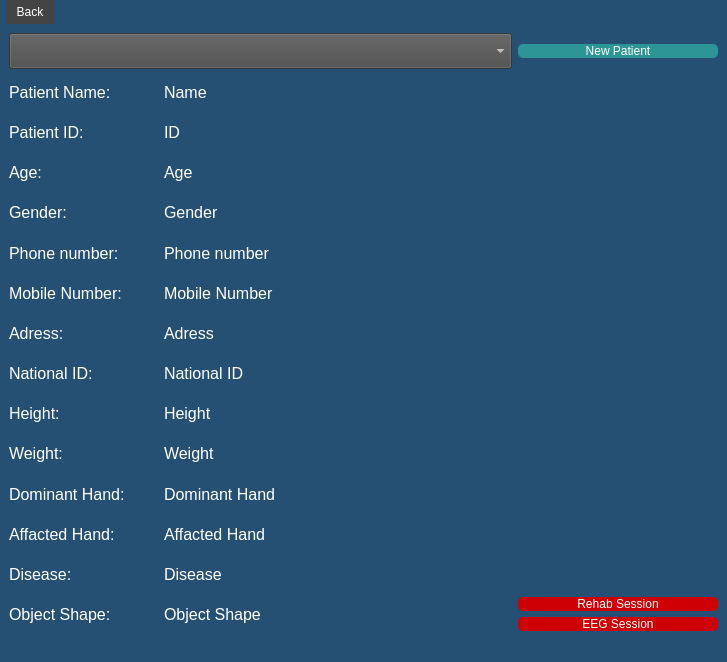
The window that UI/patients.ui (Sherif-2001/BCI-Graduation-Project) describes before a commit, drawn with Qt 5.
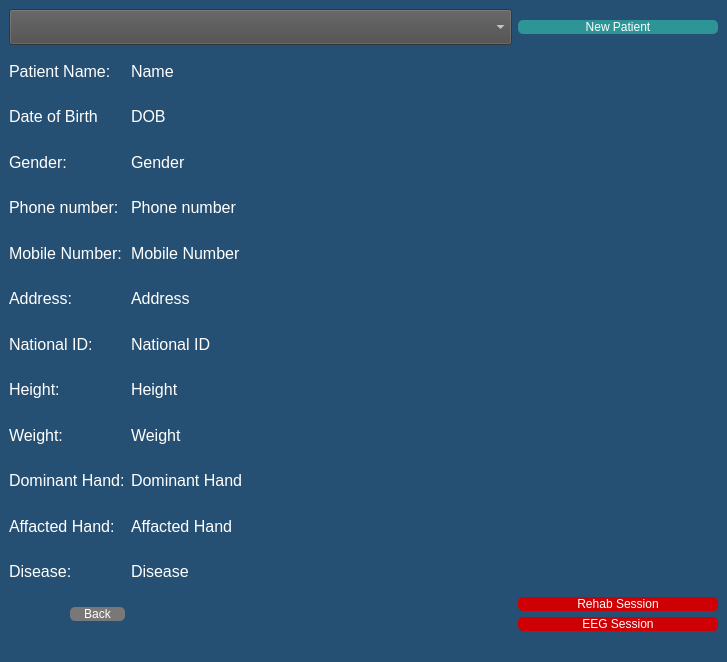
The same window after the commit.

Commit message: Add patients screen logic

```diff
--- a/UI/patients.ui
+++ b/UI/patients.ui
@@ -19,124 +19,177 @@
   </property>
   <widget class="QWidget" name="centralwidget">
    <layout class="QGridLayout" name="gridLayout">
+    <item row="10" column="2">
+     <widget class="QLabel" name="label_20">
+      <property name="styleSheet">
+       <string notr="true">color:rgb(255, 255, 255);
+font: 12pt ;</string>
+      </property>
+      <property name="text">
+       <string>Dominant Hand</string>
+      </property>
+     </widget>
+    </item>
+    <item row="6" column="2">
+     <widget class="QLabel" name="label_14">
+      <property name="styleSheet">
+       <string notr="true">color:rgb(255, 255, 255);
+font: 12pt ;</string>
+      </property>
+      <property name="text">
+       <string>Address</string>
+      </property>
+     </widget>
+    </item>
+    <item row="13" column="8">
+     <layout class="QVBoxLayout" name="verticalLayout">
+      <item>
+       <widget class="QPushButton" name="pushButton_3">
+        <property name="styleSheet">
+         <string notr="true">QPushButton{
+background-color:rgb(207, 0, 3);
+border-radius:5%;
+color:rgb(255, 255, 255);
+font: 25pt &quot;Forte&quot;;
+}
+QPushButton:hover{
+background-color:rgb(239, 0, 0);
+}
+</string>
+        </property>
+        <property name="text">
+         <string>Rehab Session</string>
+        </property>
+       </widget>
+      </item>
+      <item>
+       <widget class="QPushButton" name="pushButton_2">
+        <property name="styleSheet">
+         <string notr="true">QPushButton{
+background-color:rgb(207, 0, 3);
+border-radius:5%;
+color:rgb(255, 255, 255);
+font: 25pt &quot;Forte&quot;;
+}
+QPushButton:hover{
+background-color:rgb(239, 0, 0);
+}
+</string>
+        </property>
+        <property name="text">
+         <string>EEG Session</string>
+        </property>
+       </widget>
+      </item>
+     </layout>
+    </item>
+    <item row="1" column="2">
+     <widget class="QLabel" name="label_3">
+      <property name="styleSheet">
+       <string notr="true">color:rgb(255, 255, 255);
+font: 12pt ;</string>
+      </property>
+      <property name="text">
+       <string>Name</string>
+      </property>
+     </widget>
+    </item>
+    <item row="3" column="0" colspan="2">
+     <widget class="QLabel" name="label_7">
+      <property name="styleSheet">
+       <string notr="true">color:rgb(255, 255, 255);
+font: 12pt ;</string>
+      </property>
+      <property name="text">
+       <string>Gender:</string>
+      </property>
+     </widget>
+    </item>
+    <item row="11" column="2">
+     <widget class="QLabel" name="label_26">
+      <property name="styleSheet">
+       <string notr="true">color:rgb(255, 255, 255);
+font: 12pt ;</string>
+      </property>
+      <property name="text">
+       <string>Affacted Hand</string>
+      </property>
+     </widget>
+    </item>
+    <item row="9" column="0" colspan="2">
+     <widget class="QLabel" name="label_17">
+      <property name="styleSheet">
+       <string notr="true">color:rgb(255, 255, 255);
+font: 12pt ;</string>
+      </property>
+      <property name="text">
+       <string>Weight:</string>
+      </property>
+     </widget>
+    </item>
+    <item row="8" column="0" colspan="2">
+     <widget class="QLabel" name="label_19">
+      <property name="styleSheet">
+       <string notr="true">color:rgb(255, 255, 255);
+font: 12pt ;</string>
+      </property>
+      <property name="text">
+       <string>Height:</string>
+      </property>
+     </widget>
+    </item>
     <item row="6" column="0" colspan="2">
-     <widget class="QLabel" name="label_11">
+     <widget class="QLabel" name="label_13">
       <property name="styleSheet">
        <string notr="true">color:rgb(255, 255, 255);
 font: 12pt ;</string>
       </property>
       <property name="text">
-       <string>Mobile Number:</string>
-      </property>
-     </widget>
-    </item>
-    <item row="14" column="0">
-     <widget class="QLabel" name="label_28">
-      <property name="styleSheet">
-       <string notr="true">color:rgb(255, 255, 255);
-font: 12pt ;</string>
-      </property>
-      <property name="text">
-       <string>Object Shape:</string>
-      </property>
-     </widget>
-    </item>
-    <item row="5" column="2">
-     <widget class="QLabel" name="label_10">
-      <property name="styleSheet">
-       <string notr="true">color:rgb(255, 255, 255);
-font: 12pt ;</string>
-      </property>
-      <property name="text">
-       <string>Phone number</string>
-      </property>
-     </widget>
-    </item>
-    <item row="13" column="0" colspan="2">
-     <widget class="QLabel" name="label_22">
-      <property name="styleSheet">
-       <string notr="true">color:rgb(255, 255, 255);
-font: 12pt ;</string>
-      </property>
-      <property name="text">
-       <string>Disease:</string>
-      </property>
-     </widget>
-    </item>
-    <item row="14" column="2">
-     <widget class="QLabel" name="label_27">
-      <property name="styleSheet">
-       <string notr="true">color:rgb(255, 255, 255);
-font: 12pt ;</string>
-      </property>
-      <property name="text">
-       <string>Object Shape</string>
-      </property>
-     </widget>
-    </item>
-    <item row="5" column="0" colspan="2">
-     <widget class="QLabel" name="label_9">
-      <property name="styleSheet">
-       <string notr="true">color:rgb(255, 255, 255);
-font: 12pt ;</string>
-      </property>
-      <property name="text">
-       <string>Phone number:</string>
+       <string>Address:</string>
       </property>
      </widget>
     </item>
     <item row="8" column="2">
-     <widget class="QLabel" name="label_16">
+     <widget class="QLabel" name="label_25">
       <property name="styleSheet">
        <string notr="true">color:rgb(255, 255, 255);
 font: 12pt ;</string>
       </property>
       <property name="text">
-       <string>National ID</string>
+       <string>Height</string>
+      </property>
+     </widget>
+    </item>
+    <item row="3" column="2">
+     <widget class="QLabel" name="label_8">
+      <property name="styleSheet">
+       <string notr="true">color:rgb(255, 255, 255);
+font: 12pt ;</string>
+      </property>
+      <property name="text">
+       <string>Gender</string>
       </property>
      </widget>
     </item>
     <item row="2" column="2">
-     <widget class="QLabel" name="label_4">
+     <widget class="QLabel" name="label_6">
       <property name="styleSheet">
        <string notr="true">color:rgb(255, 255, 255);
 font: 12pt ;</string>
       </property>
       <property name="text">
-       <string>ID</string>
+       <string>DOB</string>
       </property>
      </widget>
     </item>
-    <item row="12" column="0" colspan="2">
-     <widget class="QLabel" name="label_24">
+    <item row="7" column="0" colspan="2">
+     <widget class="QLabel" name="label_15">
       <property name="styleSheet">
        <string notr="true">color:rgb(255, 255, 255);
 font: 12pt ;</string>
       </property>
       <property name="text">
-       <string>Affacted Hand:</string>
-      </property>
-     </widget>
-    </item>
-    <item row="2" column="0" colspan="2">
-     <widget class="QLabel" name="label_2">
-      <property name="styleSheet">
-       <string notr="true">color:rgb(255, 255, 255);
-font: 12pt ;</string>
-      </property>
-      <property name="text">
-       <string>Patient ID:</string>
-      </property>
-     </widget>
-    </item>
-    <item row="13" column="2">
-     <widget class="QLabel" name="label_18">
-      <property name="styleSheet">
-       <string notr="true">color:rgb(255, 255, 255);
-font: 12pt ;</string>
-      </property>
-      <property name="text">
-       <string>Disease</string>
+       <string>National ID:</string>
       </property>
      </widget>
     </item>
@@ -171,14 +224,135 @@
       </property>
      </widget>
     </item>
+    <item row="9" column="2">
+     <widget class="QLabel" name="label_23">
+      <property name="styleSheet">
+       <string notr="true">color:rgb(255, 255, 255);
+font: 12pt ;</string>
+      </property>
+      <property name="text">
+       <string>Weight</string>
+      </property>
+     </widget>
+    </item>
     <item row="4" column="0" colspan="2">
-     <widget class="QLabel" name="label_7">
+     <widget class="QLabel" name="label_9">
       <property name="styleSheet">
        <string notr="true">color:rgb(255, 255, 255);
 font: 12pt ;</string>
       </property>
       <property name="text">
-       <string>Gender:</string>
+       <string>Phone number:</string>
+      </property>
+     </widget>
+    </item>
+    <item row="12" column="2">
+     <widget class="QLabel" name="label_18">
+      <property name="styleSheet">
+       <string notr="true">color:rgb(255, 255, 255);
+font: 12pt ;</string>
+      </property>
+      <property name="text">
+       <string>Disease</string>
+      </property>
+     </widget>
+    </item>
+    <item row="10" column="0" colspan="2">
+     <widget class="QLabel" name="label_21">
+      <property name="styleSheet">
+       <string notr="true">color:rgb(255, 255, 255);
+font: 12pt ;</string>
+      </property>
+      <property name="text">
+       <string>Dominant Hand:</string>
+      </property>
+     </widget>
+    </item>
+    <item row="7" column="2">
+     <widget class="QLabel" name="label_16">
+      <property name="styleSheet">
+       <string notr="true">color:rgb(255, 255, 255);
+font: 12pt ;</string>
+      </property>
+      <property name="text">
+       <string>National ID</string>
+      </property>
+     </widget>
+    </item>
+    <item row="4" column="2">
+     <widget class="QLabel" name="label_10">
+      <property name="styleSheet">
+       <string notr="true">color:rgb(255, 255, 255);
+font: 12pt ;</string>
+      </property>
+      <property name="text">
+       <string>Phone number</string>
+      </property>
+     </widget>
+    </item>
+    <item row="11" column="0" colspan="2">
+     <widget class="QLabel" name="label_24">
+      <property name="styleSheet">
+       <string notr="true">color:rgb(255, 255, 255);
+font: 12pt ;</string>
+      </property>
+      <property name="text">
+       <string>Affacted Hand:</string>
+      </property>
+     </widget>
+    </item>
+    <item row="5" column="0" colspan="2">
+     <widget class="QLabel" name="label_11">
+      <property name="styleSheet">
+       <string notr="true">color:rgb(255, 255, 255);
+font: 12pt ;</string>
+      </property>
+      <property name="text">
+       <string>Mobile Number:</string>
+      </property>
+     </widget>
+    </item>
+    <item row="12" column="0" colspan="2">
+     <widget class="QLabel" name="label_22">
+      <property name="styleSheet">
+       <string notr="true">color:rgb(255, 255, 255);
+font: 12pt ;</string>
+      </property>
+      <property name="text">
+       <string>Disease:</string>
+      </property>
+     </widget>
+    </item>
+    <item row="1" column="0" colspan="2">
+     <widget class="QLabel" name="label">
+      <property name="styleSheet">
+       <string notr="true">color:rgb(255, 255, 255);
+font: 12pt ;</string>
+      </property>
+      <property name="text">
+       <string>Patient Name:</string>
+      </property>
+     </widget>
+    </item>
+    <item row="2" column="0" colspan="2">
+     <widget class="QLabel" name="label_5">
+      <property name="styleSheet">
+       <string notr="true">color:rgb(255, 255, 255);
+font: 12pt ;</string>
+      </property>
+      <property name="text">
+       <string>Date of Birth</string>
+      </property>
+     </widget>
+    </item>
+    <item row="5" column="2">
+     <widget class="QLabel" name="label_12">
+      <property name="styleSheet">
+       <string notr="true">color:rgb(255, 255, 255);
+font: 12pt ;</string>
+      </property>
+      <property name="text">
+       <string>Mobile Number</string>
       </property>
      </widget>
     </item>
@@ -201,189 +375,11 @@
       </property>
      </widget>
     </item>
-    <item row="1" column="2">
-     <widget class="QLabel" name="label_3">
+    <item row="13" column="1">
+     <widget class="QPushButton" name="pushButton_4">
       <property name="styleSheet">
-       <string notr="true">color:rgb(255, 255, 255);
-font: 12pt ;</string>
-      </property>
-      <property name="text">
-       <string>Name</string>
-      </property>
-     </widget>
-    </item>
-    <item row="10" column="2">
-     <widget class="QLabel" name="label_23">
-      <property name="styleSheet">
-       <string notr="true">color:rgb(255, 255, 255);
-font: 12pt ;</string>
-      </property>
-      <property name="text">
-       <string>Weight</string>
-      </property>
-     </widget>
-    </item>
-    <item row="6" column="2">
-     <widget class="QLabel" name="label_12">
-      <property name="styleSheet">
-       <string notr="true">color:rgb(255, 255, 255);
-font: 12pt ;</string>
-      </property>
-      <property name="text">
-       <string>Mobile Number</string>
-      </property>
-     </widget>
-    </item>
-    <item row="9" column="2">
-     <widget class="QLabel" name="label_25">
-      <property name="styleSheet">
-       <string notr="true">color:rgb(255, 255, 255);
-font: 12pt ;</string>
-      </property>
-      <property name="text">
-       <string>Height</string>
-      </property>
-     </widget>
-    </item>
-    <item row="12" column="2">
-     <widget class="QLabel" name="label_26">
-      <property name="styleSheet">
-       <string notr="true">color:rgb(255, 255, 255);
-font: 12pt ;</string>
-      </property>
-      <property name="text">
-       <string>Affacted Hand</string>
-      </property>
-     </widget>
-    </item>
-    <item row="11" column="2">
-     <widget class="QLabel" name="label_20">
-      <property name="styleSheet">
-       <string notr="true">color:rgb(255, 255, 255);
-font: 12pt ;</string>
-      </property>
-      <property name="text">
-       <string>Dominant Hand</string>
-      </property>
-     </widget>
-    </item>
-    <item row="4" column="2">
-     <widget class="QLabel" name="label_8">
-      <property name="styleSheet">
-       <string notr="true">color:rgb(255, 255, 255);
-font: 12pt ;</string>
-      </property>
-      <property name="text">
-       <string>Gender</string>
-      </property>
-     </widget>
-    </item>
-    <item row="1" column="0" colspan="2">
-     <widget class="QLabel" name="label">
-      <property name="styleSheet">
-       <string notr="true">color:rgb(255, 255, 255);
-font: 12pt ;</string>
-      </property>
-      <property name="text">
-       <string>Patient Name:</string>
-      </property>
-     </widget>
-    </item>
-    <item row="11" column="0" colspan="2">
-     <widget class="QLabel" name="label_21">
-      <property name="styleSheet">
-       <string notr="true">color:rgb(255, 255, 255);
-font: 12pt ;</string>
-      </property>
-      <property name="text">
-       <string>Dominant Hand:</string>
-      </property>
-     </widget>
-    </item>
-    <item row="3" column="2">
-     <widget class="QLabel" name="label_6">
-      <property name="styleSheet">
-       <string notr="true">color:rgb(255, 255, 255);
-font: 12pt ;</string>
-      </property>
-      <property name="text">
-       <string>Age</string>
-      </property>
-     </widget>
-    </item>
-    <item row="10" column="0" colspan="2">
-     <widget class="QLabel" name="label_17">
-      <property name="styleSheet">
-       <string notr="true">color:rgb(255, 255, 255);
-font: 12pt ;</string>
-      </property>
-      <property name="text">
-       <string>Weight:</string>
-      </property>
-     </widget>
-    </item>
-    <item row="3" column="0" colspan="2">
-     <widget class="QLabel" name="label_5">
-      <property name="styleSheet">
-       <string notr="true">color:rgb(255, 255, 255);
-font: 12pt ;</string>
-      </property>
-      <property name="text">
-       <string>Age:</string>
-      </property>
-     </widget>
-    </item>
-    <item row="8" column="0" colspan="2">
-     <widget class="QLabel" name="label_15">
-      <property name="styleSheet">
-       <string notr="true">color:rgb(255, 255, 255);
-font: 12pt ;</string>
-      </property>
-      <property name="text">
-       <string>National ID:</string>
-      </property>
-     </widget>
-    </item>
-    <item row="7" column="2">
-     <widget class="QLabel" name="label_14">
-      <property name="styleSheet">
-       <string notr="true">color:rgb(255, 255, 255);
-font: 12pt ;</string>
-      </property>
-      <property name="text">
-       <string>Adress</string>
-      </property>
-     </widget>
-    </item>
-    <item row="9" column="0" colspan="2">
-     <widget class="QLabel" name="label_19">
-      <property name="styleSheet">
-       <string notr="true">color:rgb(255, 255, 255);
-font: 12pt ;</string>
-      </property>
-      <property name="text">
-       <string>Height:</string>
-      </property>
-     </widget>
-    </item>
-    <item row="7" column="0" colspan="2">
-     <widget class="QLabel" name="label_13">
-      <property name="styleSheet">
-       <string notr="true">color:rgb(255, 255, 255);
-font: 12pt ;</string>
-      </property>
-      <property name="text">
-       <string>Adress:</string>
-      </property>
-     </widget>
-    </item>
-    <item row="14" column="8">
-     <layout class="QVBoxLayout" name="verticalLayout">
-      <item>
-       <widget class="QPushButton" name="pushButton_3">
-        <property name="styleSheet">
-         <string notr="true">QPushButton{
-background-color:rgb(207, 0, 3);
+       <string notr="true">QPushButton{
+background-color:rgb(120,120, 120);
 border-radius:5%;
 color:rgb(255, 255, 255);
 font: 25pt &quot;Forte&quot;;
@@ -392,66 +388,14 @@
 background-color:rgb(239, 0, 0);
 }
 </string>
-        </property>
-        <property name="text">
-         <string>Rehab Session</string>
-        </property>
-       </widget>
-      </item>
-      <item>
-       <widget class="QPushButton" name="pushButton_2">
-        <property name="styleSheet">
-         <string notr="true">QPushButton{
-background-color:rgb(207, 0, 3);
-border-radius:5%;
-color:rgb(255, 255, 255);
-font: 25pt &quot;Forte&quot;;
-}
-QPushButton:hover{
-background-color:rgb(239, 0, 0);
-}
-</string>
-        </property>
-        <property name="text">
-         <string>EEG Session</string>
-        </property>
-       </widget>
-      </item>
-     </layout>
+      </property>
+      <property name="text">
+       <string>Back</string>
+      </property>
+     </widget>
     </item>
    </layout>
   </widget>
-  <widget class="QMenuBar" name="menubar">
-   <property name="geometry">
-    <rect>
-     <x>0</x>
-     <y>0</y>
-     <width>727</width>
-     <height>38</height>
-    </rect>
-   </property>
-   <property name="styleSheet">
-    <string notr="true">QMenuBar {
-    color:rgb(255, 255, 255);
-    font: 585 15pt; 
-}
-QMenuBar::item {
-    background-color: #444444;
-    color: white;
-    padding: 5px 10px;
-}
-QMenuBar::item:selected { /* when mouse hover */
-    background-color: #A9A9A9;
-}
-</string>
-   </property>
-   <widget class="QMenu" name="menuBack">
-    <property name="title">
-     <string>Back</string>
-    </property>
-   </widget>
-   <addaction name="menuBack"/>
-  </widget>
   <widget class="QStatusBar" name="statusbar"/>
  </widget>
  <resources/>
```
Left out of the diff: 2 changed lines with no effect on the pictures. The commit also changes 2 other files.
